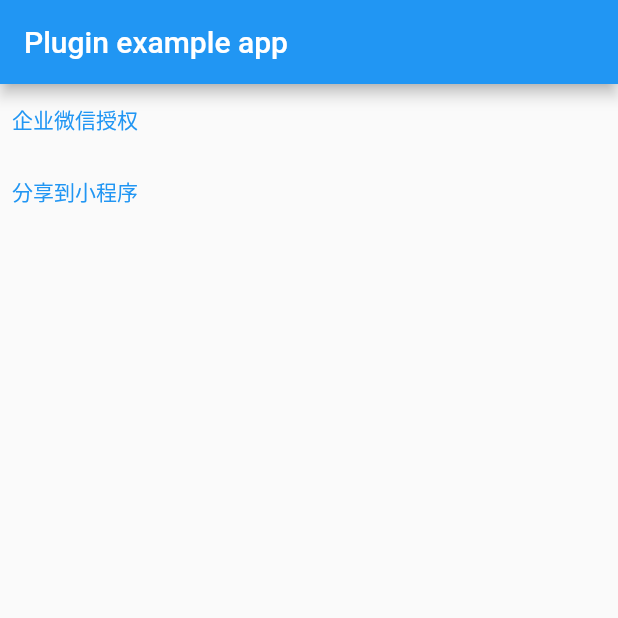
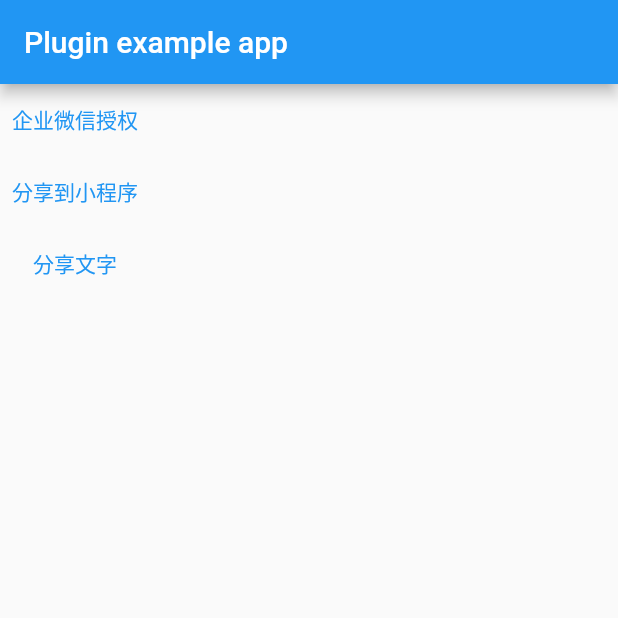
Before and after one commit to qiongshusheng/fluwx_worker, a Flutter app: the screen it shows after launch, after a tap on "分享到小程序", on a phone screen of 412 x 824 dp, the top half of it. Run offline on Flutter 3.47's test engine with Material 2 defaults, Android fonts, the phone set to English and light mode, and no system bars.

Commit message:
iOS支持分享

```diff
--- a/example/lib/main.dart
+++ b/example/lib/main.dart
@@ -15,12 +15,12 @@ class MyApp extends StatefulWidget {
 class _MyAppState extends State<MyApp> {
   var _result = 'None';
 
-  final schema = 'wwauth1e933be11645237c000012'; //替换成自己的
-  final corpId = 'WW1e933be11645237c';
-  final agentId = '1000012';
+  final schema = 'xxxxxxxxxxxxxxxx'; //替换成自己的
+  final corpId = 'xxxxxxx';
+  final agentId = 'xxxxx';
 
   final miniprogramPath = '/pages/index/index';
-  final username = ''; // 小程序原始id
+  final username = 'xxxxxxxx@app'; // 小程序原始id
 
   @override
   void initState() {
@@ -65,14 +65,23 @@ class _MyAppState extends State<MyApp> {
             ),
             TextButton(
               onPressed: () {
-                fluwxWorker
-                    .shareToWeChat(fluwxWorker.WeChatShareMiniProgramModel(
-                  title: '分享到小程序',
-                  path: miniprogramPath,
-                  username: username,
+                fluwxWorker.shareToWeChat(fluwxWorker.WeChatShareMiniProgramModel(
+                    title: '分享到小程序',
+                    path: miniprogramPath,
+                    username: username,
+                    hdImageData: fluwxWorker.WeChatImage.network(
+                        'http://pic.616pic.com/ys_bnew_img/00/06/27/TWk2P5YJ5k.jpg',
+                        suffix: '.jpg')));
+              },
+              child: const Text('分享到小程序'),
+            ),
+            TextButton(
+              onPressed: () {
+                fluwxWorker.shareToWeChat(fluwxWorker.WeChatShareTextModel(
+                  source: '分享文字',
                 ));
               },
-              child: const Text('分享到小程序'),
+              child: const Text('分享文字'),
             ),
           ],
         ),
--- a/lib/fluwx_worker.dart
+++ b/lib/fluwx_worker.dart
@@ -3,3 +3,4 @@ library fluwxWorker;
 export 'src/fluwx_worker_iml.dart';
 export 'src/response_models.dart';
 export 'src/share_models.dart';
+export 'src/wechat_file.dart';
--- a/lib/src/share_models.dart
+++ b/lib/src/share_models.dart
@@ -197,7 +197,7 @@ class WeChatShareMiniProgramModel implements WeChatShareBaseModel {
       'path': path,
       'title': title,
       'description': description,
-      'hdImageData': hdImageData,
+      'hdImageData': hdImageData?.toMap(),
       _appPkg: appPkg,
       _appName: appName,
       _appId: appId,
--- a/lib/src/wechat_file.dart
+++ b/lib/src/wechat_file.dart
@@ -24,27 +24,30 @@ class WeChatFile {
   final String suffix;
 
   /// [source] must begin with http or https
-  WeChatFile.network(this.source, {String? suffix})
+  WeChatFile.network(String source, {String? suffix})
       : assert(source.startsWith("http")),
-        schema = FileSchema.NETWORK,
-        suffix = source.readSuffix(suffix, defaultSuffixTxt);
+        this.source = source,
+        this.schema = FileSchema.NETWORK,
+        this.suffix = source.readSuffix(suffix, defaultSuffixTxt);
 
   ///[source] path of the image, like '/asset/image.pdf?package=flutter',
   ///the query param package in [source] only available when you want to specify the package of image
-  WeChatFile.asset(this.source, {String? suffix})
+  WeChatFile.asset(String source, {String? suffix})
       : assert(source.trim().isNotEmpty),
-        schema = FileSchema.ASSET,
-        suffix = source.readSuffix(suffix, defaultSuffixTxt);
+        this.source = source,
+        this.schema = FileSchema.ASSET,
+        this.suffix = source.readSuffix(suffix, defaultSuffixTxt);
 
   WeChatFile.file(File source, {String suffix = defaultSuffixTxt})
-      : source = source.path,
-        schema = FileSchema.FILE,
-        suffix = source.path.readSuffix(suffix, defaultSuffixTxt);
+      : this.source = source.path,
+        this.schema = FileSchema.FILE,
+        this.suffix = source.path.readSuffix(suffix, defaultSuffixTxt);
 
-  WeChatFile.binary(this.source, {String suffix = defaultSuffixTxt})
+  WeChatFile.binary(Uint8List source, {String suffix = defaultSuffixTxt})
       : assert(suffix.trim().isNotEmpty),
-        schema = FileSchema.BINARY,
-        suffix = suffix;
+        this.source = source,
+        this.schema = FileSchema.BINARY,
+        this.suffix = suffix;
 
   Map toMap() => {"source": source, "schema": schema.index, "suffix": suffix};
 }
```
Also changed, not shown: example/pubspec.lock, 11 other files.
